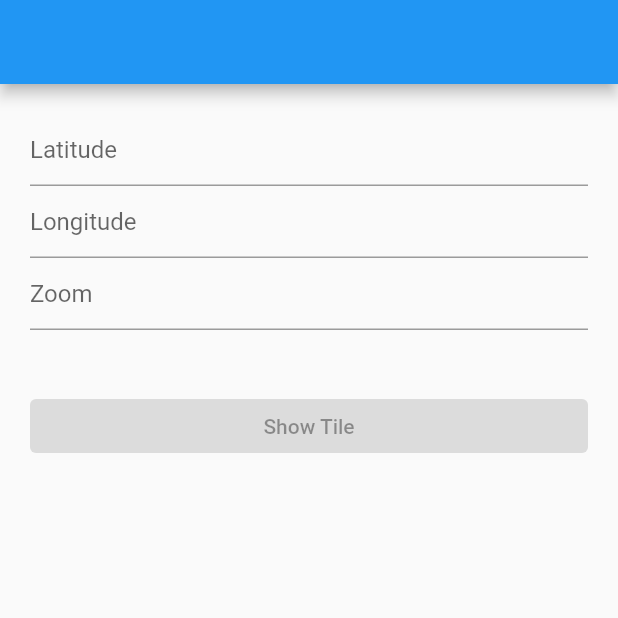
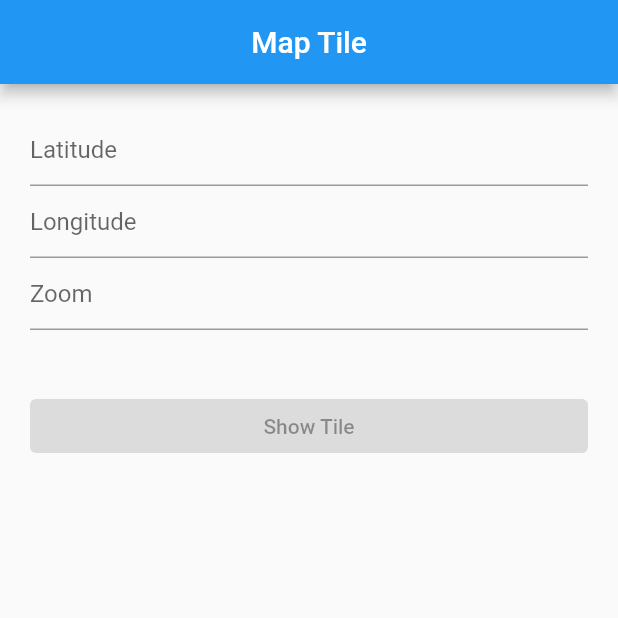
Before and after one commit to bytes7bytes7/map_tile, a Flutter app: the screen it shows after launch, on a phone screen of 412 x 824 dp, the top half of it. Run offline on Flutter 3.47's test engine with Material 2 defaults, Android fonts, the light colour scheme and no system bars; our stand-ins replace cached_network_image, flutter_bloc, freezed_annotation.

Commit message:
add x & y to screen

```diff
--- a/lib/main.dart
+++ b/lib/main.dart
@@ -29,7 +29,10 @@ class InputScreen extends StatelessWidget {
     return BlocProvider(
       create: (context) => TileBloc(const ParkingTileCalculator()),
       child: Scaffold(
-        appBar: AppBar(),
+        appBar: AppBar(
+          centerTitle: true,
+          title: const Text('Map Tile'),
+        ),
         body: const _Body(),
       ),
     );
@@ -89,10 +92,14 @@ class _Body extends StatelessWidget {
                 height: 40,
               ),
               const Text(
-                'Плитка',
+                'Tile',
                 style: TextStyle(
                   fontSize: 24,
                 ),
+                textAlign: TextAlign.center,
+              ),
+              Text(
+                'x: ${state.x}, y: ${state.y}',
                 textAlign: TextAlign.center,
               ),
               SizedBox(
@@ -112,7 +119,7 @@ class _Body extends StatelessWidget {
                         mainAxisAlignment: MainAxisAlignment.center,
                         children: const [
                           Icon(Icons.error),
-                          Text('Плитка не найдена'),
+                          Text('No tile found'),
                         ],
                       );
                     },
--- a/lib/tile/tile_bloc.dart
+++ b/lib/tile/tile_bloc.dart
@@ -145,6 +145,8 @@ class TileBloc extends Bloc<TileEvent, TileState> {
 
     emit(
       state.copyWith(
+        x: result.x,
+        y: result.y,
         tileUrl: url,
       ),
     );
--- a/lib/tile/tile_state.dart
+++ b/lib/tile/tile_state.dart
@@ -9,6 +9,8 @@ class TileState with _$TileState {
     double? latitude,
     double? longitude,
     int? zoom,
+    int? x,
+    int? y,
     String? tileUrl,
   }) = _TileState;
 
```
Also changed, not shown: lib/tile/tile_bloc.freezed.dart.
